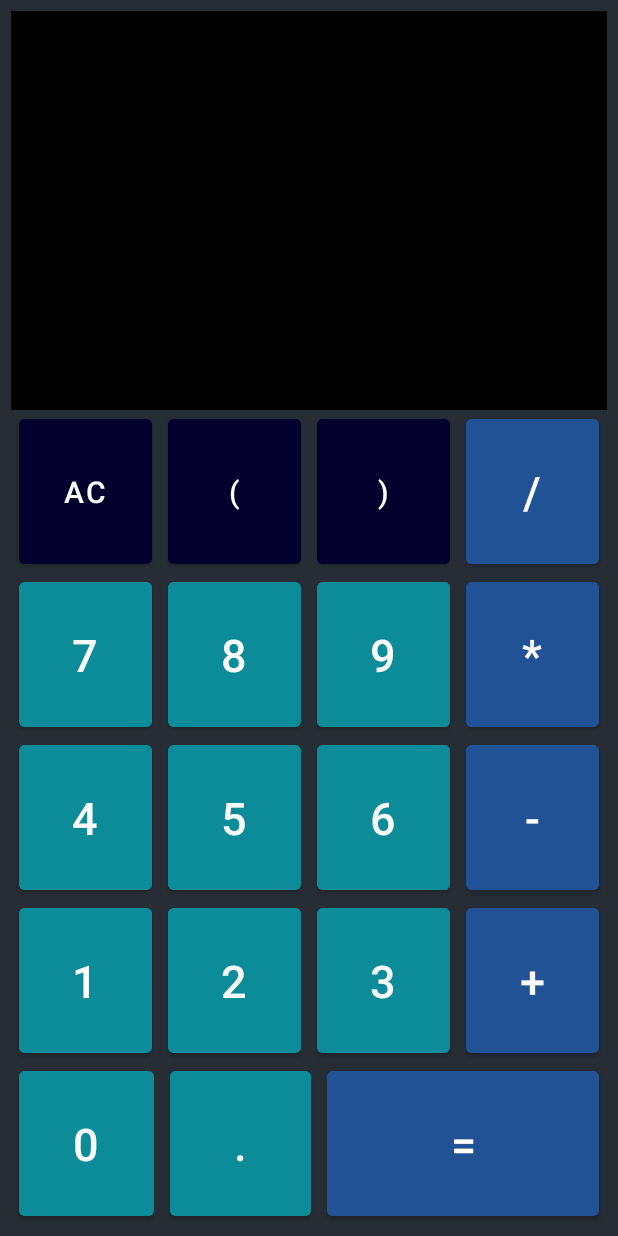
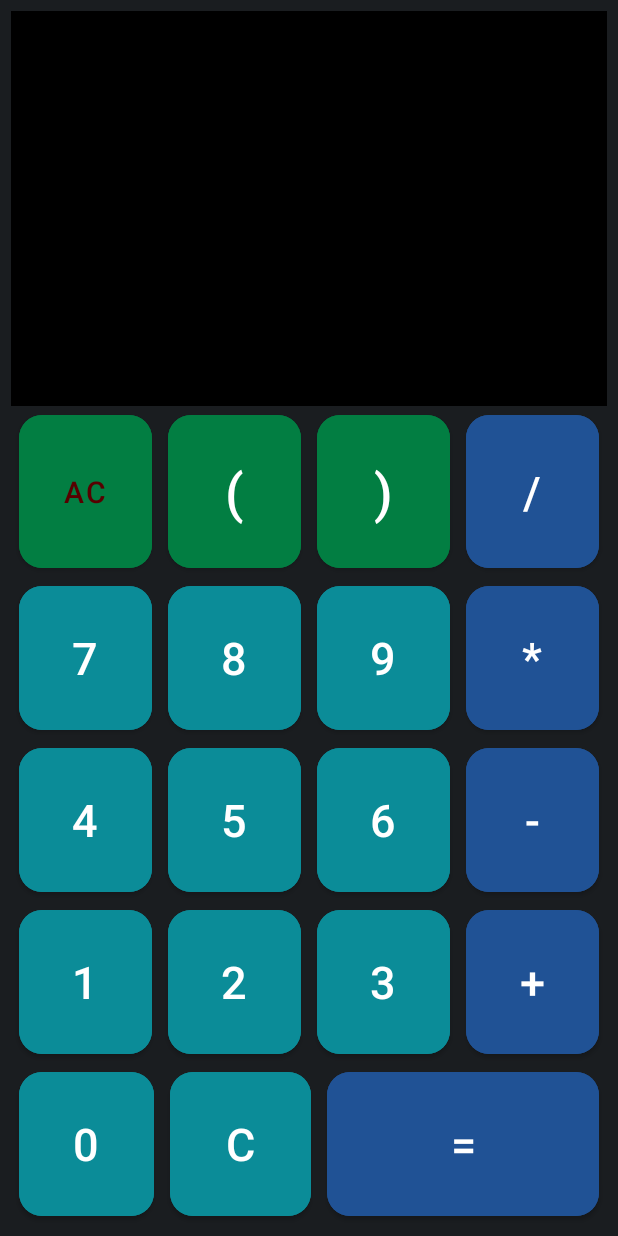
Before and after one commit to shushilgautam/Kotlin-Projects, an Android app: the screen it shows after launch (MainActivity), on a phone screen of 412 x 824 dp. Run offline under Robolectric (Android 15) with nearby library versions, the phone set to English and light mode, and no system bars.

```diff
--- a/CalculatorApp/app/build.gradle.kts
+++ b/CalculatorApp/app/build.gradle.kts
@@ -13,6 +13,7 @@ android {
         targetSdk = 34
         versionCode = 1
         versionName = "1.0"
+        multiDexEnabled=true
 
         testInstrumentationRunner = "androidx.test.runner.AndroidJUnitRunner"
     }
--- a/CalculatorApp/app/src/main/res/layout/activity_main.xml
+++ b/CalculatorApp/app/src/main/res/layout/activity_main.xml
@@ -1,5 +1,6 @@
 <?xml version="1.0" encoding="utf-8"?>
 <LinearLayout xmlns:android="http://schemas.android.com/apk/res/android"
+    xmlns:app="http://schemas.android.com/apk/res-auto"
     android:orientation="vertical"
     android:backgroundTint="@color/grey"
     android:layout_width="match_parent"
@@ -9,7 +10,7 @@
     <LinearLayout
         android:layout_width="match_parent"
         android:layout_height="match_parent"
-        android:background="#F71F272E"
+        android:background="#F7131619"
         android:orientation="vertical"
         android:padding="7dp"
         android:weightSum="7">
@@ -41,7 +42,9 @@
             android:orientation="horizontal"
             android:weightSum="4">
 
-            <Button
+            <com.google.android.material.button.MaterialButton
+                app:cornerRadius="15dp"
+                android:elevation="100dp"
                 android:id="@+id/btnClr"
                 android:layout_width="match_parent"
                 android:layout_height="match_parent"
@@ -51,10 +54,12 @@
                 android:layout_weight="1"
                 android:backgroundTint="@color/darkBlue"
                 android:text="ac"
-                android:textColor="@color/white"
+                android:textColor="#570000"
                 android:textSize="20sp" />
 
-            <Button
+            <com.google.android.material.button.MaterialButton
+                app:cornerRadius="15dp"
+                android:elevation="100dp"
                 android:id="@+id/openbracket"
                 android:layout_width="match_parent"
                 android:textAllCaps="true"
@@ -64,9 +69,10 @@
                 android:backgroundTint="@color/darkBlue"
                 android:text="("
                 android:textColor="@color/white"
-                android:textSize="20sp" />
+                android:textSize="35sp" />
 
-            <Button
+            <com.google.android.material.button.MaterialButton
+                app:cornerRadius="15dp"
                 android:id="@+id/closeBracket"
                 android:layout_width="match_parent"
                 android:layout_height="match_parent"
@@ -76,9 +82,11 @@
                 android:text=")"
                 android:textColor="@color/white"
                 android:textAllCaps="true"
-                android:textSize="20sp" />
+                android:elevation="100dp"
+                android:textSize="35sp" />
 
-            <Button
+            <com.google.android.material.button.MaterialButton
+                app:cornerRadius="15dp"
                 android:id="@+id/btnDiv"
                 android:layout_width="match_parent"
                 android:layout_height="match_parent"
@@ -98,7 +106,8 @@
             android:orientation="horizontal"
             android:weightSum="4">
 
-            <Button
+            <com.google.android.material.button.MaterialButton
+                app:cornerRadius="15dp"
                 android:backgroundTint="@color/midblue"
                 android:id="@+id/btn7"
                 android:layout_width="match_parent"
@@ -110,7 +119,8 @@
                 android:textSize="30sp"
                 />
 
-            <Button
+            <com.google.android.material.button.MaterialButton
+                app:cornerRadius="15dp"
                 android:id="@+id/btn8"
                 android:layout_width="match_parent"
                 android:layout_height="match_parent"
@@ -122,7 +132,8 @@
                 android:text="8"
                 android:textSize="30sp" />
 
-            <Button
+            <com.google.android.material.button.MaterialButton
+                app:cornerRadius="15dp"
                 android:id="@+id/btn9"
                 android:layout_width="match_parent"
                 android:layout_height="match_parent"
@@ -132,7 +143,8 @@
                 android:text="9"
                 android:textSize="30sp" />
 
-            <Button
+            <com.google.android.material.button.MaterialButton
+                app:cornerRadius="15dp"
                 android:id="@+id/btnMul"
                 android:layout_width="match_parent"
                 android:layout_height="match_parent"
@@ -152,7 +164,8 @@
             android:orientation="horizontal"
             android:weightSum="4">
 
-            <Button
+            <com.google.android.material.button.MaterialButton
+                app:cornerRadius="15dp"
                 android:id="@+id/btn4"
                 android:layout_width="match_parent"
                 android:layout_height="match_parent"
@@ -163,7 +176,8 @@
                 android:text="4"
                 android:textSize="30sp" />
 
-            <Button
+            <com.google.android.material.button.MaterialButton
+                app:cornerRadius="15dp"
                 android:id="@+id/btn5"
                 android:layout_width="match_parent"
                 android:layout_height="match_parent"
@@ -173,7 +187,8 @@
                 android:text="5"
                 android:textSize="30sp" />
 
-            <Button
+            <com.google.android.material.button.MaterialButton
+                app:cornerRadius="15dp"
                 android:id="@+id/btn6"
                 android:layout_width="match_parent"
                 android:layout_height="match_parent"
@@ -183,7 +198,8 @@
                 android:text="6"
                 android:textSize="30sp" />
 
-            <Button
+            <com.google.android.material.button.MaterialButton
+                app:cornerRadius="15dp"
                 android:id="@+id/btnMin"
                 android:layout_width="match_parent"
                 android:layout_height="match_parent"
@@ -203,7 +219,8 @@
             android:orientation="horizontal"
             android:weightSum="4">
 
-            <Button
+            <com.google.android.material.button.MaterialButton
+                app:cornerRadius="15dp"
                 android:id="@+id/btn1"
                 android:layout_width="match_parent"
                 android:layout_height="match_parent"
@@ -213,7 +230,8 @@
                 android:text="1"
                 android:textSize="30sp" />
 
-            <Button
+            <com.google.android.material.button.MaterialButton
+                app:cornerRadius="15dp"
                 android:id="@+id/btn2"
                 android:layout_width="match_parent"
                 android:layout_height="match_parent"
@@ -223,7 +241,8 @@
                 android:text="2"
                 android:textSize="30sp" />
 
-            <Button
+            <com.google.android.material.button.MaterialButton
+                app:cornerRadius="15dp"
                 android:id="@+id/btn3"
                 android:layout_width="match_parent"
                 android:layout_height="match_parent"
@@ -233,7 +252,8 @@
                 android:text="3"
                 android:textSize="30sp" />
 
-            <Button
+            <com.google.android.material.button.MaterialButton
+                app:cornerRadius="15dp"
                 android:id="@+id/btnPlus"
                 android:layout_width="match_parent"
                 android:layout_height="match_parent"
@@ -254,7 +274,8 @@
 
             android:weightSum="4">
 
-            <Button
+            <com.google.android.material.button.MaterialButton
+                app:cornerRadius="15dp"
                 android:id="@+id/btn0"
                 android:layout_width="192dp"
                 android:layout_height="match_parent"
@@ -264,17 +285,19 @@
                 android:text="0"
                 android:textSize="30sp" />
 
-            <Button
+            <com.google.android.material.button.MaterialButton
+                app:cornerRadius="15dp"
                 android:id="@+id/btnDot"
                 android:layout_width="196dp"
                 android:layout_height="match_parent"
                 android:layout_marginRight="5dp" android:layout_marginLeft="5dp"
                 android:layout_weight="1"
                 android:backgroundTint="@color/midblue"
-                android:text="."
+                android:text="C"
                 android:textSize="30sp" />
 
-            <Button
+            <com.google.android.material.button.MaterialButton
+                app:cornerRadius="15dp"
                 android:id="@+id/btnEquals"
                 android:layout_width="match_parent"
                 android:layout_height="match_parent"
--- a/CalculatorApp/app/src/main/res/values/colors.xml
+++ b/CalculatorApp/app/src/main/res/values/colors.xml
@@ -3,7 +3,7 @@
     <color name="black">#FF000000</color>
     <color name="white">#FFFFFFFF</color>
     <color name="midblue">#0B8C98</color>
-    <color name="darkBlue">#03002e</color>
+    <color name="darkBlue">#027E42</color>
     <color name="green">#205295</color>
     <color name="grey">#414141</color>
     <color name="yellow">#D3D01B</color>
--- a/CalculatorApp/gradle.properties
+++ b/CalculatorApp/gradle.properties
@@ -7,6 +7,7 @@
 # Specifies the JVM arguments used for the daemon process.
 # The setting is particularly useful for tweaking memory settings.
 org.gradle.jvmargs=-Xmx2048m -Dfile.encoding=UTF-8
+#org.gradle.jvmargs=-Xmx4608m
 # When configured, Gradle will run in incubating parallel mode.
 # This option should only be used with decoupled projects. For more details, visit
 # https://developer.android.com/r/tools/gradle-multi-project-decoupled-projects
```
Also changed, not shown: CalculatorApp/app/src/main/java/com/example/calculator/MainActivity.kt (+27 -50 lines).
